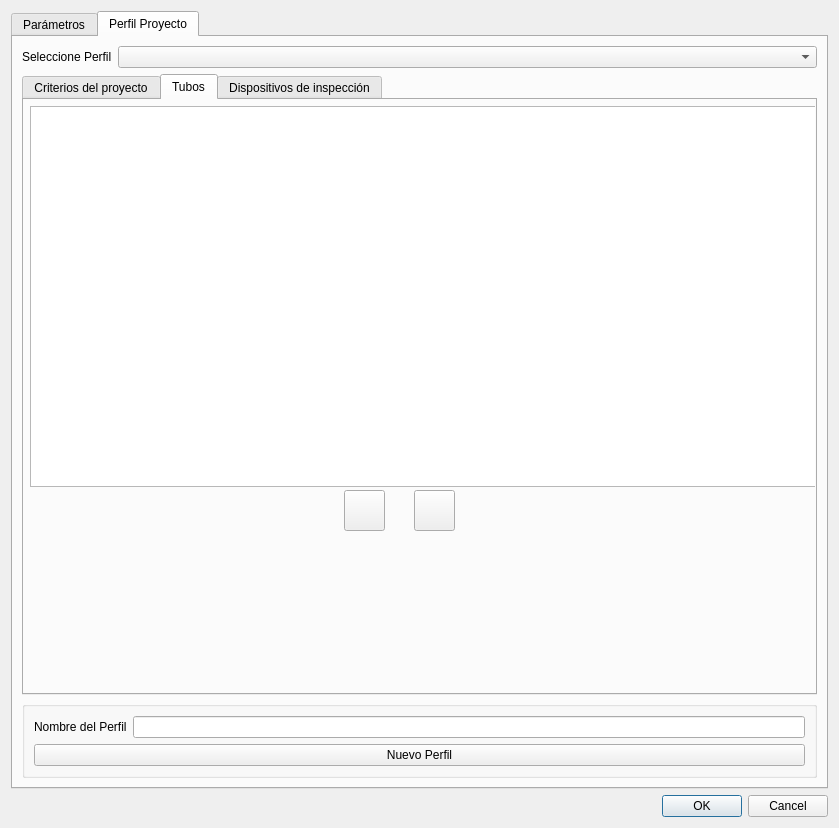
This is app/resources/parameter_dialog.ui in EL-BID/red_basica as Qt 5 draws it before an edit. The edited form follows.
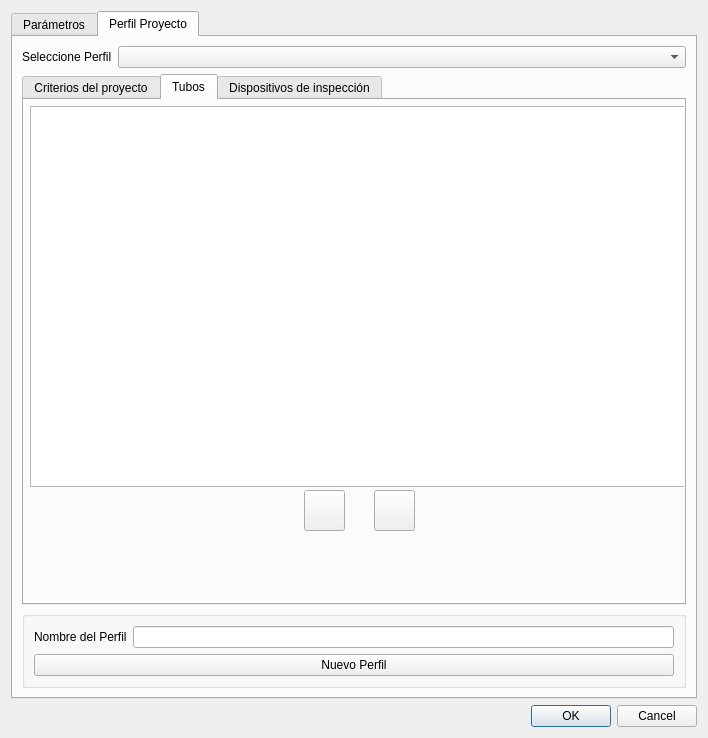
This is the edited form. The open tabs and pages were chosen to show the change. Icons and pictures are not drawn.

Commit message: Resolve "Improve parameters dialog"

```diff
--- a/app/resources/parameter_dialog.ui
+++ b/app/resources/parameter_dialog.ui
@@ -6,8 +6,8 @@
    <rect>
     <x>0</x>
     <y>0</y>
-    <width>839</width>
-    <height>828</height>
+    <width>708</width>
+    <height>738</height>
    </rect>
   </property>
   <property name="windowTitle">
@@ -778,7 +778,7 @@
           <widget class="QPushButton" name="addPipeButton">
            <property name="geometry">
             <rect>
-             <x>320</x>
+             <x>280</x>
              <y>390</y>
              <width>41</width>
              <height>41</height>
@@ -795,7 +795,7 @@
           <widget class="QPushButton" name="deletePipeButton">
            <property name="geometry">
             <rect>
-             <x>390</x>
+             <x>350</x>
              <y>390</y>
              <width>41</width>
              <height>41</height>
```
Left out of the diff: 6 changed lines with no effect on the pictures. The commit also changes 7 other files.
